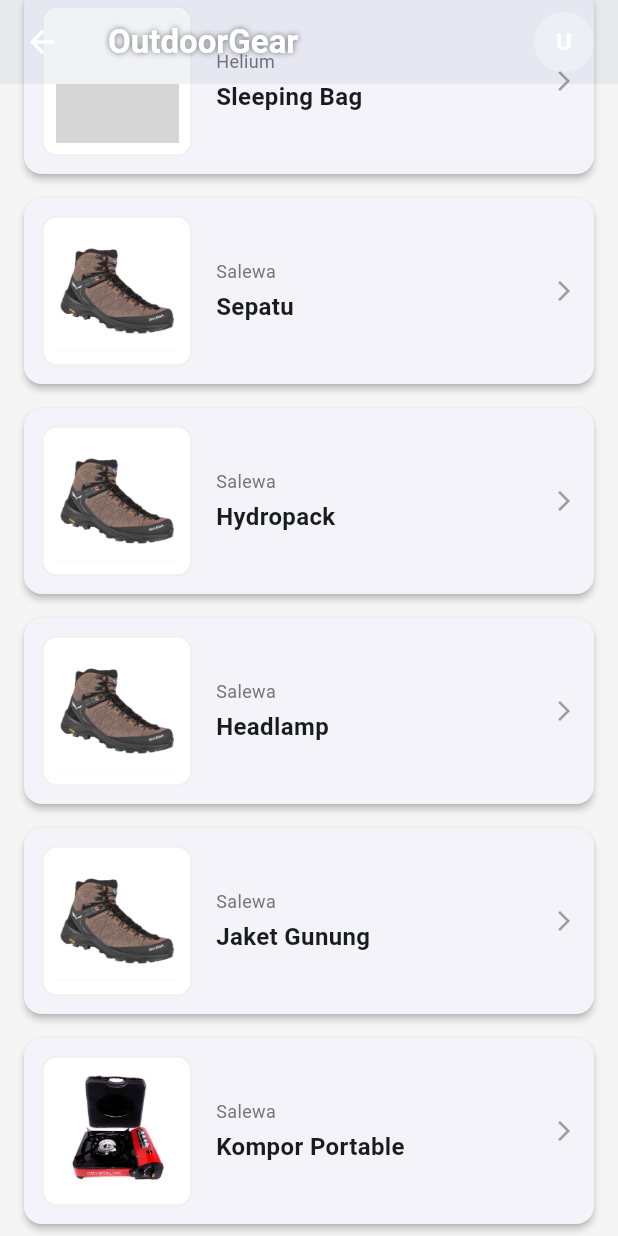
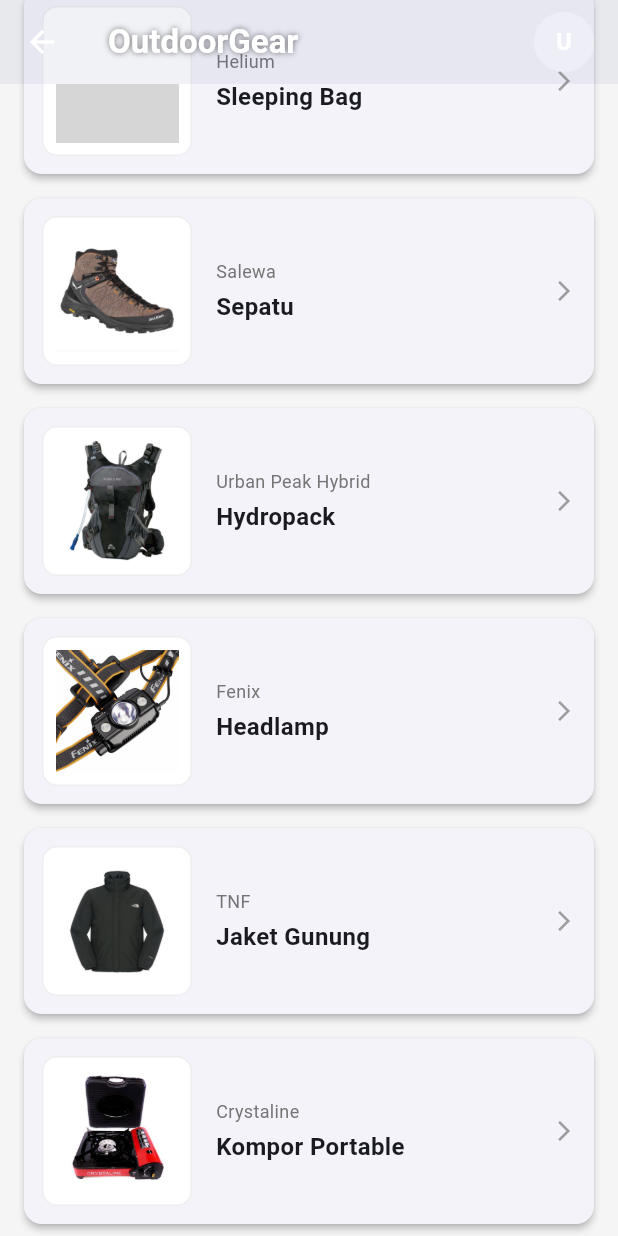
Before and after one commit to jennn1-jr/OutdoorGear, a Flutter app: the HomePage screen opened by its route, scrolled down 709 dp, on a phone screen of 412 x 824 dp. Run offline on Flutter 3.47's test engine with Material 3 defaults, Android fonts, the phone set to English and light mode, and no system bars; grey boxes are pictures that could not be loaded.

Commit message:
ngubah banyak struktur, nambah model data dan nambah list data, nambah assets... DLL

```diff
--- a/lib/data/camping_data.dart
+++ b/lib/data/camping_data.dart
@@ -10,12 +10,12 @@ import '/models/camping_item.dart';
 
 final List<CampingItem> campingList = [
   Tenda(
-      nama: 'TendaDome',
-      brand: 'Eiger',
+      nama: 'Tenda',
+      brand: 'Mountainsmith',
       gambar:
           "assets/images/Tenda.png",
-      Deskripsi: 'Tenda dome untuk 4 orang, cocok untuk camping keluarga',
-      kapasitas: 4),
+      Deskripsi: 'Tenda Mountainsmith, cocok untuk camping bersama teman atau pasangan, dan pemasangan cepat yang ringan',
+      kapasitas: 2),
   Carrier(
       nama: 'Carrier',
       brand: 'Arei',
@@ -28,39 +28,39 @@ final List<CampingItem> campingList = [
       brand: 'Helium',
       gambar:
           "assets/images/sleepingbag.png",
-      Deskripsi: 'Carrier berkapasitas 60L, nyaman dipakai untuk pendakian panjang',
-      kapasitas: 60),
+      Deskripsi: 'Kantung tidur Helium dirancang untuk para pecinta alam, menawarkan isolasi yang ringan dan efisien. Kantung Helium diisi dengan bulu bebek premium, memberikan isolasi dan kehangatan yang sangat baik untuk berbagai aktivitas luar ruangan',
+      kapasitas: 800),
   Sepatu(
       nama: 'Sepatu',
       brand: 'Salewa',
       gambar:
           "assets/images/Sepatu.png",
-      Deskripsi: 'Carrier berkapasitas 60L, nyaman dipakai untuk pendakian panjang',
+      Deskripsi: 'sepatu hiking berkualitas tinggi yang dirancang untuk medan alpine yang berat. Sepatu ini menawarkan kombinasi sempurna antara kenyamanan, daya tahan, dan perlindungan, menjadikannya pilihan ideal bagi para pendaki dan petualang yang menuntut performa terbaik dari alas kaki mereka',
       Ukuran: 29),
     Hydropack(
       nama: 'Hydropack',
-      brand: 'Salewa',
+      brand: 'Urban Peak Hybrid',
       gambar:
-          "assets/images/Sepatu.png",
-      Deskripsi: 'Hydropak ringan berkapasitas 25L, cocok untuk hiking singkat atau membawa perlengkapan tambahan',
-      kapasitas: 30),
+          "assets/images/Hydropack.png",
+      Deskripsi: 'Hydropak ringan berkapasitas 2L, cocok untuk hiking singkat atau membawa perlengkapan tambahan',
+      kapasitas: 2),
     Headlamp(
       nama: 'Headlamp',
-      brand: 'Salewa',
+      brand: 'Fenix',
       gambar:
-          "assets/images/Sepatu.png",
-      Deskripsi: 'Headlamp dengan cahaya LED terang hingga 300 lumen, tahan air, dan memiliki mode lampu hemat daya untuk perjalanan malam',
-      lumen: 29),
+          "assets/images/Headlamp.png",
+      Deskripsi: 'Headlamp dengan cahaya LED terang hingga 3000 lumen, tahan air, dan dapat mempertahankan output ekstrem jauh lebih lama daripada mode boost konvensional',
+      lumen: 3000),
     JaketGunung(
       nama: 'Jaket Gunung',
-      brand: 'Salewa',
+      brand: 'TNF',
       gambar:
-          "assets/images/Sepatu.png",
+          "assets/images/jacketgunung.png",
       Deskripsi: 'Jaket gunung tahan angin dan air, dilengkapi lapisan dalam untuk menjaga suhu tubuh tetap hangat saat mendaki di cuaca dingin',
       ukuran: "XL"),
     KomporPortable(
       nama: 'Kompor Portable',
-      brand: 'Salewa',
+      brand: 'Crystaline',
       gambar:
           "assets/images/komporportable.png",
       Deskripsi: 'Kompor portable berbahan bakar gas kaleng yang praktis untuk memasak saat camping. Ringan dan mudah dibawa',
--- a/lib/home.dart
+++ b/lib/home.dart
@@ -1,6 +1,6 @@
 import 'package:flutter/material.dart';
 import 'detail_page.dart';
-import 'data/camping_data.dart'; // Pastikan path ini benar
+import 'data/camping_data.dart';
 import 'models/camping_item.dart';
 
 class HomePage extends StatelessWidget {
@@ -8,9 +8,9 @@ class HomePage extends StatelessWidget {
 
   @override
   Widget build(BuildContext context) {
-    // Logika pengambilan email tidak diubah
+
     final args =
-        ModalRoute.of(context)!.settings!.arguments as Map<String, String>?;
+        ModalRoute.of(context)!.settings.arguments as Map<String, String>?;
     String email = args?["email"] ?? "User";
     String password = args?['password'] ?? '';
     if (email.isEmpty) {
@@ -20,29 +20,29 @@ class HomePage extends StatelessWidget {
     String username = email.contains('@') ? email.split('@')[0] : email;
 
     return Scaffold(
-      backgroundColor: Colors.grey[100], // Background keseluruhan tetap abu-abu
+      backgroundColor: Colors.grey[100],
       body: CustomScrollView(
         slivers: [
-          // --- 1. SLIVER APP BAR SEBAGAI BANNER HEADER ---
+
           SliverAppBar(
-            backgroundColor: Colors.transparent, // AppBar transparan
+            backgroundColor: Colors.transparent,
             foregroundColor:
-                Colors.white, // Warna ikon dan teks default jadi putih
-            expandedHeight: 350.0, // Tinggi total area AppBar + banner
-            pinned: true, // AppBar akan tetap "nempel" di atas saat di-scroll
-            elevation: 0, // Tanpa bayangan
+                Colors.white,
+            expandedHeight: 350.0,
+            pinned: true,
+            elevation: 0,
             flexibleSpace: FlexibleSpaceBar(
               background: Stack(
-                // Gunakan Stack untuk menumpuk gambar dan teks
+
                 children: [
-                  // Gambar Background
+
                   Positioned.fill(
                     child: Image.asset(
                       "assets/images/background2.png",
                       fit: BoxFit.cover,
                     ),
                   ),
-                  // Overlay gelap untuk teks lebih jelas
+
                   Positioned.fill(
                     child: Container(
                       decoration: BoxDecoration(
@@ -51,20 +51,20 @@ class HomePage extends StatelessWidget {
                           end: Alignment.bottomCenter,
                           colors: [
                             Colors.black
-                                .withOpacity(0.5), // Lebih gelap di atas
+                                .withOpacity(0.5),
                             Colors.black.withOpacity(0.2),
                             Colors.black
-                                .withOpacity(0.5), // Lebih gelap di bawah
+                                .withOpacity(0.5),
                           ],
                         ),
                       ),
                     ),
                   ),
-                  // Konten teks di dalam banner
+
                   Positioned(
                     left: 16,
                     bottom:
-                        16, // Posisikan teks Products dan Selamat Datang di bawah
+                        16,
                     right: 16,
                     child: Column(
                       crossAxisAlignment: CrossAxisAlignment.start,
@@ -94,22 +94,19 @@ class HomePage extends StatelessWidget {
                   ),
                 ],
               ),
-              // Judul "OutdoorGear" yang akan muncul saat di-scroll ke atas
-              // Jika ingin selalu terlihat di posisi banner, bisa digabung ke dalam Stack di atas
-              // Namun untuk mempertahankan gaya AppBar transparan, ini adalah cara yang lebih umum
-              // Jika kamu mau OutdoorGear selalu di pojok kiri atas gambar, saya bisa ubah lagi.
+
             ),
-            // Judul "OutdoorGear" di AppBar transparan
+
             title: const Text(
               "OutdoorGear",
               style: TextStyle(
                   color:
-                      Colors.white, // Teks putih agar terlihat di atas gambar
+                      Colors.white,
                   fontWeight: FontWeight.bold,
                   fontSize: 22,
                   shadows: [
                     Shadow(blurRadius: 5, color: Colors.black54)
-                  ] // Tambah bayangan agar jelas
+                  ]
                   ),
             ),
             actions: [
@@ -137,7 +134,7 @@ class HomePage extends StatelessWidget {
             ],
           ),
 
-          // --- 2. JUDUL "Semua Produk" ---
+
           const SliverToBoxAdapter(
             child: Padding(
               padding: EdgeInsets.fromLTRB(16.0, 24.0, 16.0, 8.0),
@@ -151,12 +148,12 @@ class HomePage extends StatelessWidget {
             ),
           ),
 
-          // --- 3. DAFTAR PRODUK MENGGUNAKAN ListView.builder (WAJIB) ---
+
           SliverToBoxAdapter(
             child: ListView.builder(
               shrinkWrap: true,
               physics:
-                  const NeverScrollableScrollPhysics(), // Wajib agar CustomScrollView bisa scroll
+                  const NeverScrollableScrollPhysics(),
               itemCount: campingList.length,
               itemBuilder: (context, index) {
                 return ProductListCard(item: campingList[index]);
@@ -169,7 +166,7 @@ class HomePage extends StatelessWidget {
   }
 }
 
-// === WIDGET DESAIN KARTU (TIDAK DIUBAH) ===
+
 class ProductListCard extends StatelessWidget {
   final CampingItem item;
   const ProductListCard({super.key, required this.item});
--- a/lib/models/camping_item.dart
+++ b/lib/models/camping_item.dart
@@ -14,19 +14,19 @@ class CampingItem {
         _gambar = gambar,
         _deskripsi = deskripsi;
 
-  // Getter
+
   String get nama => _nama;
   String get brand => _brand;
   String get gambar => _gambar;
   String get deskripsi => _deskripsi;
 
-  // Setter
+
   set nama(String value) => _nama = value;
   set brand(String value) => _brand = value;
   set gambar(String value) => _gambar = value;
   set deskripsi(String value) => _deskripsi = value;
 
-  // Polymorphism candidate
+
   String getInfo() {
     return "$_nama dari brand $_brand";
   }
--- a/lib/models/carrier.dart
+++ b/lib/models/carrier.dart
@@ -13,6 +13,6 @@ class Carrier extends CampingItem {
 
   @override
   String getInfo() {
-    return "$nama $brand ($deskripsi.) $liter ";
+    return "$nama $brand ($deskripsi.) $liter Liter";
   }
 }
--- a/lib/models/jacket.dart
+++ b/lib/models/jacket.dart
@@ -13,6 +13,6 @@ class JaketGunung extends CampingItem {
 
   @override
   String getInfo() {
-    return "$nama $brand - Bahan: $ukuran ($deskripsi)";
+    return "$nama $brand - Ukuran: $ukuran ($deskripsi)";
   }
 }
--- a/lib/models/sepatu.dart
+++ b/lib/models/sepatu.dart
@@ -13,6 +13,6 @@ class Sepatu extends CampingItem {
 
   @override
   String getInfo() {
-    return "$nama $brand ($deskripsi.) $Ukuran ";
+    return "$nama $brand ($deskripsi.) UKURAN : $Ukuran ";
   }
 }
--- a/lib/models/tenda.dart
+++ b/lib/models/tenda.dart
@@ -13,6 +13,6 @@ class Tenda extends CampingItem {
 
   @override
   String getInfo() {
-    return "$nama $brand ($deskripsi.) $kapasitas ";
+    return "$nama $brand ($deskripsi.) Kapasitas: $kapasitas ";
   }
 }
--- a/pubspec.yaml
+++ b/pubspec.yaml
@@ -32,3 +32,6 @@ flutter:
     - assets/images/Tenda.png
     - assets/images/sleepingbag.png
     - assets/images/Sepatu.png
+    - assets/images/Hydropack.png
+    - assets/images/Headlamp.png
+    - assets/images/jacketgunung.png
```
Also changed, not shown: lib/SplashScreen.dart (+12 -14 lines), lib/detail_page.dart (+18 -18 lines), lib/login.dart (+27 -29 lines), assets/images/Headlamp.png (added), assets/images/Hydropack.png (added), assets/images/jacketgunung.png (added).
